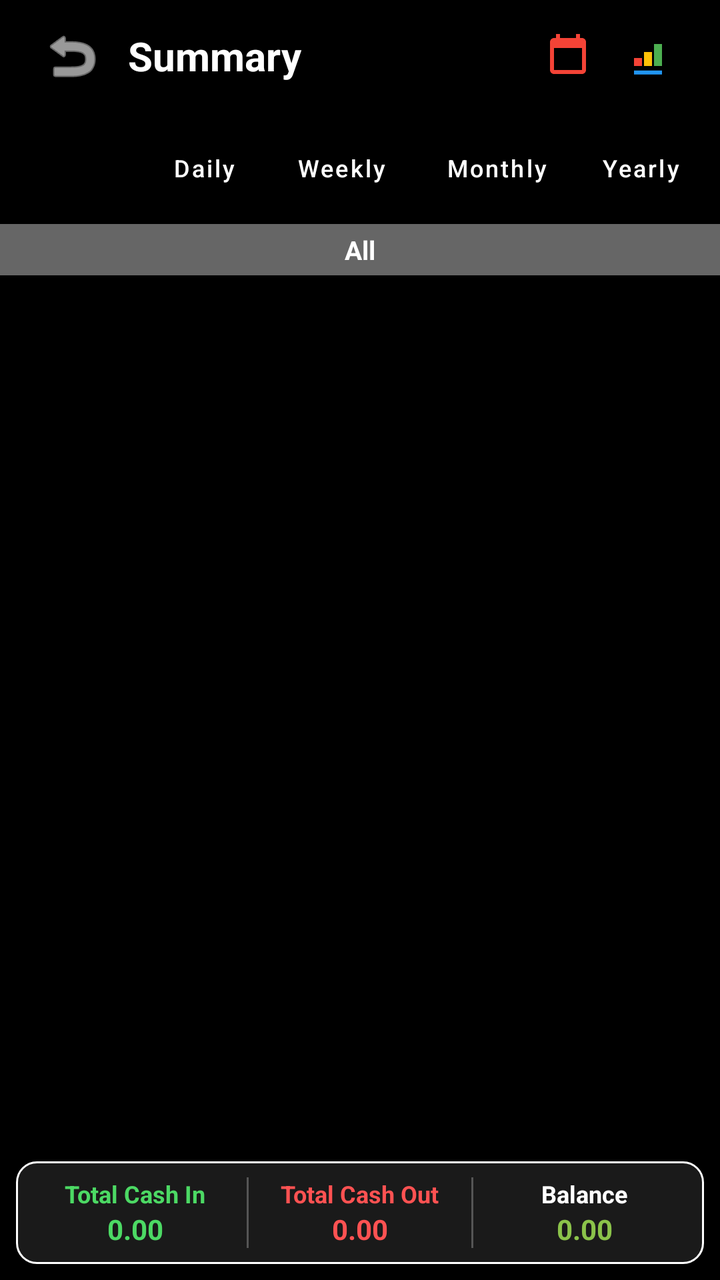
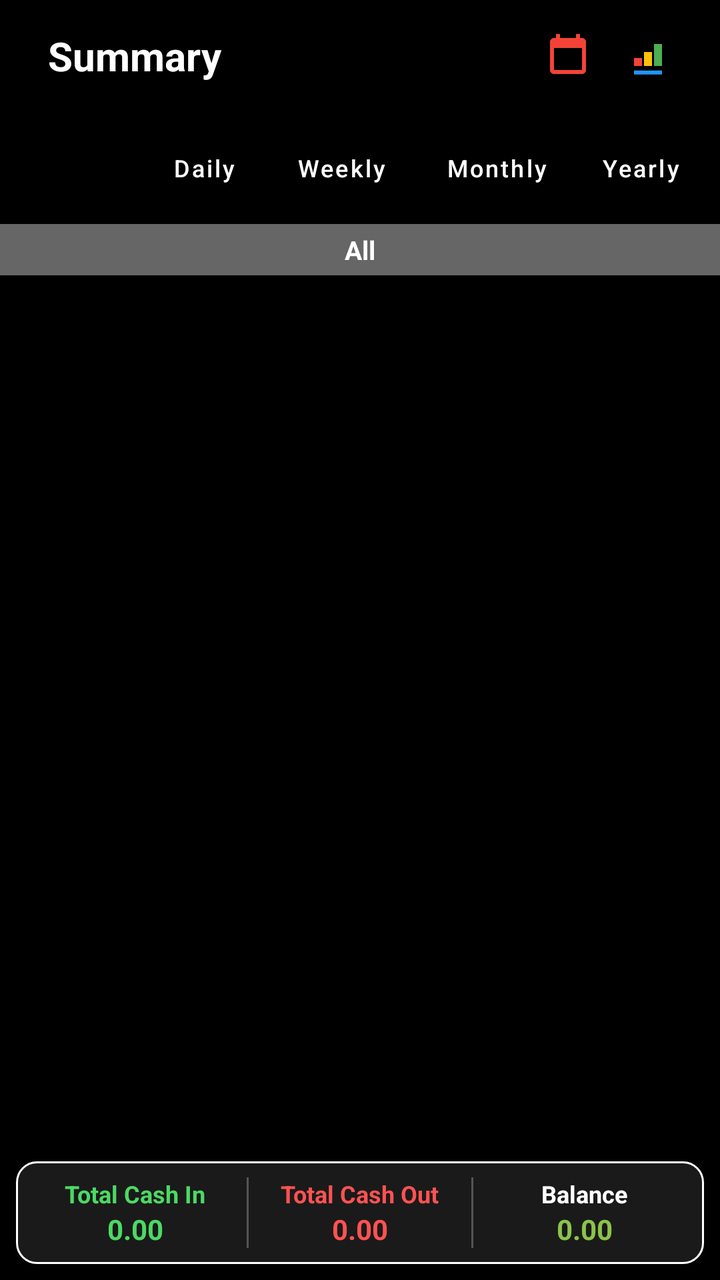

Two renders of the same Android screen: before a commit and after it. Below are the layout's source before the change and the commit's diff.
<!-- AndroidManifest.xml: activity theme Theme.MyCalendar2026SAR -->
<!-- res/layout/activity_summary.xml -->
<?xml version="1.0" encoding="utf-8"?>
<androidx.constraintlayout.widget.ConstraintLayout xmlns:android="http://schemas.android.com/apk/res/android"
    xmlns:app="http://schemas.android.com/apk/res-auto"
    xmlns:tools="http://schemas.android.com/tools"
    android:layout_width="match_parent"
    android:layout_height="match_parent"
    android:background="#000000"
    tools:context=".SummaryActivity">

    
    <LinearLayout
        android:id="@+id/summaryToolbar"
        android:layout_width="match_parent"
        android:layout_height="56dp"
        android:gravity="center_vertical"
        android:orientation="horizontal"
        android:paddingStart="16dp"
        android:paddingEnd="16dp"
        app:layout_constraintTop_toTopOf="parent">

        <ImageButton
            android:id="@+id/summaryBackButton"
            android:layout_width="40dp"
            android:layout_height="40dp"
            android:background="?attr/selectableItemBackgroundBorderless"
            android:contentDescription="Back"
            android:src="@android:drawable/ic_menu_revert"
            app:tint="@color/white" />

        <TextView
            android:layout_width="0dp"
            android:layout_height="wrap_content"
            android:layout_marginStart="8dp"
            android:layout_weight="1"
            android:text="Summary"
            android:textColor="@color/white"
            android:textSize="20sp"
            android:textStyle="bold" />

        <ImageButton
            android:id="@+id/btnSummaryCalendar"
            android:layout_width="40dp"
            android:layout_height="40dp"
            android:background="?attr/selectableItemBackgroundBorderless"
            android:contentDescription="Calendar"
            android:padding="8dp"
            android:src="@drawable/ic_menu_calendar_color" />

        <ImageButton
            android:id="@+id/btnSummaryReport"
            android:layout_width="40dp"
            android:layout_height="40dp"
            android:background="?attr/selectableItemBackgroundBorderless"
            android:contentDescription="Report"
            android:padding="8dp"
            android:src="@drawable/ic_report_logo" />
    </LinearLayout>

    
    <LinearLayout
        android:id="@+id/summaryTabsContainer"
        android:layout_width="match_parent"
        android:layout_height="wrap_content"
        android:orientation="horizontal"
        android:padding="8dp"
        app:layout_constraintTop_toBottomOf="@id/summaryToolbar">

        <Button
            android:id="@+id/tabAll"
            style="@style/Widget.MaterialComponents.Button.UnelevatedButton"
            android:layout_width="0dp"
            android:layout_height="36dp"
            android:layout_margin="2dp"
            android:layout_weight="1"
            android:backgroundTint="@color/white"
            android:insetTop="0dp"
            android:insetBottom="0dp"
            android:padding="0dp"
            android:text="All"
            android:textAllCaps="false"
            android:textColor="@color/black"
            android:textSize="12sp"
            app:cornerRadius="18dp" />

        <Button
            android:id="@+id/tabDaily"
            style="@style/Widget.MaterialComponents.Button.UnelevatedButton"
            android:layout_width="0dp"
            android:layout_height="36dp"
            android:layout_margin="2dp"
            android:layout_weight="1"
            android:backgroundTint="#333333"
            android:insetTop="0dp"
            android:insetBottom="0dp"
            android:padding="0dp"
            android:text="Daily"
            android:textAllCaps="false"
            android:textColor="@color/white"
            android:textSize="12sp"
            app:cornerRadius="18dp" />

        <Button
            android:id="@+id/tabWeekly"
            style="@style/Widget.MaterialComponents.Button.UnelevatedButton"
            android:layout_width="0dp"
            android:layout_height="36dp"
            android:layout_margin="2dp"
            android:layout_weight="1.2"
            android:backgroundTint="#333333"
            android:insetTop="0dp"
            android:insetBottom="0dp"
            android:padding="0dp"
            android:text="Weekly"
            android:textAllCaps="false"
            android:textColor="@color/white"
            android:textSize="12sp"
            app:cornerRadius="18dp" />

        <Button
            android:id="@+id/tabMonthly"
            style="@style/Widget.MaterialComponents.Button.UnelevatedButton"
            android:layout_width="0dp"
            android:layout_height="36dp"
            android:layout_margin="2dp"
            android:layout_weight="1.3"
            android:backgroundTint="#333333"
            android:insetTop="0dp"
            android:insetBottom="0dp"
            android:padding="0dp"
            android:text="Monthly"
            android:textAllCaps="false"
            android:textColor="@color/white"
            android:textSize="12sp"
            app:cornerRadius="18dp" />

        <Button
            android:id="@+id/tabYearly"
            style="@style/Widget.MaterialComponents.Button.UnelevatedButton"
            android:layout_width="0dp"
            android:layout_height="36dp"
            android:layout_margin="2dp"
            android:layout_weight="1"
            android:backgroundTint="#333333"
            android:insetTop="0dp"
            android:insetBottom="0dp"
            android:padding="0dp"
            android:text="Yearly"
            android:textAllCaps="false"
            android:textColor="@color/white"
            android:textSize="12sp"
            app:cornerRadius="18dp" />
    </LinearLayout>

    
    <TextView
        android:id="@+id/summaryFilterLabel"
        android:layout_width="match_parent"
        android:layout_height="wrap_content"
        android:background="#666666"
        android:gravity="center"
        android:padding="4dp"
        android:text="All"
        android:textColor="@color/white"
        android:textSize="13sp"
        android:textStyle="bold"
        app:layout_constraintTop_toBottomOf="@id/summaryTabsContainer" />

    
    <androidx.recyclerview.widget.RecyclerView
        android:id="@+id/summaryRecyclerView"
        android:layout_width="match_parent"
        android:layout_height="0dp"
        android:clipToPadding="false"
        android:paddingBottom="16dp"
        app:layout_constraintBottom_toTopOf="@id/summaryFooter"
        app:layout_constraintTop_toBottomOf="@id/summaryFilterLabel" />

    <TextView
        android:id="@+id/summaryEmptyText"
        android:layout_width="wrap_content"
        android:layout_height="wrap_content"
        android:text="No data found."
        android:textColor="@color/text_secondary"
        android:visibility="gone"
        app:layout_constraintBottom_toTopOf="@id/summaryFooter"
        app:layout_constraintEnd_toEndOf="parent"
        app:layout_constraintStart_toStartOf="parent"
        app:layout_constraintTop_toBottomOf="@id/summaryFilterLabel" />

    
    <LinearLayout
        android:id="@+id/summaryFooter"
        android:layout_width="match_parent"
        android:layout_height="wrap_content"
        android:layout_margin="8dp"
        android:background="@drawable/summary_border"
        android:orientation="horizontal"
        android:padding="8dp"
        app:layout_constraintBottom_toBottomOf="parent">

        <LinearLayout
            android:layout_width="0dp"
            android:layout_height="wrap_content"
            android:layout_weight="1"
            android:gravity="center"
            android:orientation="vertical">

            <TextView
                android:layout_width="wrap_content"
                android:layout_height="wrap_content"
                android:text="Total Cash In"
                android:textColor="@color/income_green"
                android:textSize="12sp"
                android:textStyle="bold" />

            <TextView
                android:id="@+id/footerCashIn"
                android:layout_width="wrap_content"
                android:layout_height="wrap_content"
                android:text="0.00"
                android:textColor="@color/income_green"
                android:textSize="14sp"
                android:textStyle="bold" />
        </LinearLayout>

        <View
            android:layout_width="1dp"
            android:layout_height="match_parent"
            android:layout_marginStart="4dp"
            android:layout_marginEnd="4dp"
            android:background="#555555" />

        <LinearLayout
            android:layout_width="0dp"
            android:layout_height="wrap_content"
            android:layout_weight="1"
            android:gravity="center"
            android:orientation="vertical">

            <TextView
                android:layout_width="wrap_content"
                android:layout_height="wrap_content"
                android:text="Total Cash Out"
                android:textColor="@color/expense_red"
                android:textSize="12sp"
                android:textStyle="bold" />

            <TextView
                android:id="@+id/footerCashOut"
                android:layout_width="wrap_content"
                android:layout_height="wrap_content"
                android:text="0.00"
                android:textColor="@color/expense_red"
                android:textSize="14sp"
                android:textStyle="bold" />
        </LinearLayout>

        <View
            android:layout_width="1dp"
            android:layout_height="match_parent"
            android:layout_marginStart="4dp"
            android:layout_marginEnd="4dp"
            android:background="#555555" />

        <LinearLayout
            android:layout_width="0dp"
            android:layout_height="wrap_content"
            android:layout_weight="1"
            android:gravity="center"
            android:orientation="vertical">

            <TextView
                android:layout_width="wrap_content"
                android:layout_height="wrap_content"
                android:text="Balance"
                android:textColor="@color/white"
                android:textSize="12sp"
                android:textStyle="bold" />

            <TextView
                android:id="@+id/footerBalance"
                android:layout_width="wrap_content"
                android:layout_height="wrap_content"
                android:text="0.00"
                android:textColor="@color/light_green"
                android:textSize="14sp"
                android:textStyle="bold" />
        </LinearLayout>
    </LinearLayout>

</androidx.constraintlayout.widget.ConstraintLayout>
<!-- resources referenced by this layout -->
<resources>
  <color name="black">#FF000000</color>
  <color name="expense_red">#FF5252</color>
  <color name="income_green">#4CD964</color>
  <color name="light_green">#8BC34A</color>
  <color name="text_secondary">#AAAAAA</color>
  <color name="white">#FFFFFFFF</color>
  <!-- drawable ic_menu_calendar_color (drawable) -->
  <vector xmlns:android="http://schemas.android.com/apk/res/android"
      android:width="24dp"
      android:height="24dp"
      android:viewportWidth="24"
      android:viewportHeight="24">
      <path
          android:fillColor="#F44336"
          android:pathData="M19,3h-1V1h-2v2H8V1H6v2H5C3.89,3 3.01,3.9 3.01,5L3,19c0,1.1 0.89,2 2,2h14c1.1,0 2,-0.9 2,-2V5c0,-1.1 -0.9,-2 -2,-2zM19,19H5V8h14v11z" />
  </vector>
  <!-- drawable ic_report_logo (drawable) -->
  <vector xmlns:android="http://schemas.android.com/apk/res/android"
      android:width="24dp"
      android:height="24dp"
      android:viewportWidth="24"
      android:viewportHeight="24">
      <path
          android:fillColor="#2196F3"
          android:pathData="M5,19.22H19V21.22H5V19.22Z" />
      <path
          android:fillColor="#4CAF50"
          android:pathData="M19,17H15V6H19V17Z" />
      <path
          android:fillColor="#FFC107"
          android:pathData="M14,17H10V10H14V17Z" />
      <path
          android:fillColor="#F44336"
          android:pathData="M9,17H5V13H9V17Z" />
  </vector>
  <!-- drawable summary_border (drawable) -->
  <?xml version="1.0" encoding="utf-8"?>
  <shape xmlns:android="http://schemas.android.com/apk/res/android">
      <solid android:color="@color/card_dark" />
      <stroke
          android:width="1dp"
          android:color="@color/white" />
      <corners android:radius="10dp" />
  </shape>
  <color name="card_dark">#1A1A1A</color>
  <color name="hunter_green">#355E3B</color>
  <color name="teal_200">#FF03DAC5</color>
  <color name="teal_700">#FF018786</color>
  <style name="CustomMenuTextAppearance" parent="TextAppearance.AppCompat.Widget.PopupMenu.Large">
          <item name="android:textSize">@dimen/_10ssp</item>
          <item name="android:textColor">@color/white</item>
      </style>
  <style name="CustomPopupMenuStyle" parent="Widget.AppCompat.PopupMenu">
          <item name="android:minWidth">@dimen/_110sdp</item>
      </style>
  <style name="CustomAlertDialogTheme" parent="ThemeOverlay.MaterialComponents.MaterialAlertDialog">
          <item name="colorPrimary">@color/light_green</item>
          <item name="colorAccent">@color/light_green</item>
          <item name="colorSecondary">@color/light_green</item>
          <item name="android:textColorPrimary">@color/white</item>
          
          <item name="buttonBarPositiveButtonStyle">@style/GreenButtonStyle</item>
          <item name="buttonBarNegativeButtonStyle">@style/GreenButtonStyle</item>
          <item name="buttonBarNeutralButtonStyle">@style/GreenButtonStyle</item>
      </style>
  <style name="GreenButtonStyle" parent="Widget.MaterialComponents.Button.TextButton">
          <item name="android:textColor">@color/light_green</item>
      </style>
  <!-- unchanged entries left out for length: 1 -->
</resources>

<!-- the commit's change to res/layout/activity_summary.xml (unified diff, before → after) -->
@@ -20,12 +20,13 @@
 
         <ImageButton
             android:id="@+id/summaryBackButton"
-            android:layout_width="40dp"
-            android:layout_height="40dp"
+            android:layout_width="@dimen/_24sdp"
+            android:layout_height="@dimen/_24sdp"
             android:background="?attr/selectableItemBackgroundBorderless"
             android:contentDescription="Back"
-            android:src="@android:drawable/ic_menu_revert"
-            app:tint="@color/white" />
+            android:padding="4dp"
+            android:scaleType="fitCenter"
+            android:src="@drawable/ic_back_color" />
 
         <TextView
             android:layout_width="0dp"
<!-- resource entries referenced after the edit -->
@@ -6,6 +6,16 @@
   <color name="light_green">#8BC34A</color>
   <color name="text_secondary">#AAAAAA</color>
   <color name="white">#FFFFFFFF</color>
+  <!-- drawable ic_back_color (drawable) -->
+  <vector xmlns:android="http://schemas.android.com/apk/res/android"
+      android:width="24dp"
+      android:height="24dp"
+      android:viewportWidth="24"
+      android:viewportHeight="24">
+      <path
+          android:fillColor="#2196F3"
+          android:pathData="M20,11H7.83l5.59,-5.59L12,4l-8,8 8,8 1.41,-1.41L7.83,13H20v-2z" />
+  </vector>
   <!-- drawable ic_menu_calendar_color (drawable) -->
   <vector xmlns:android="http://schemas.android.com/apk/res/android"
       android:width="24dp"
